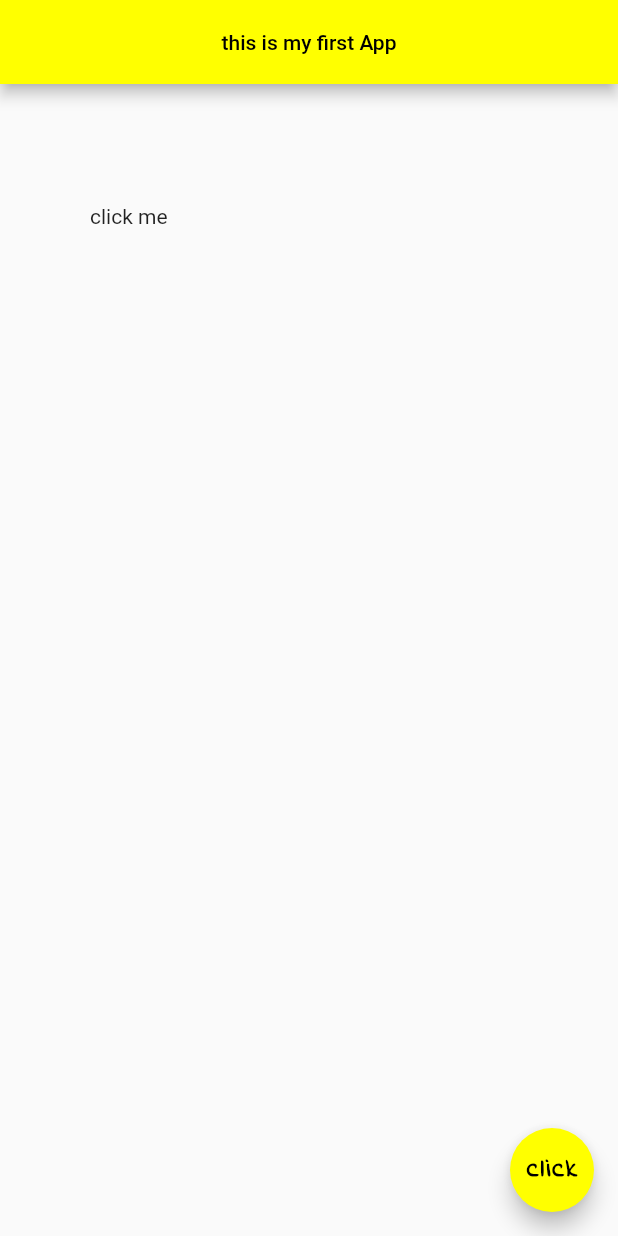
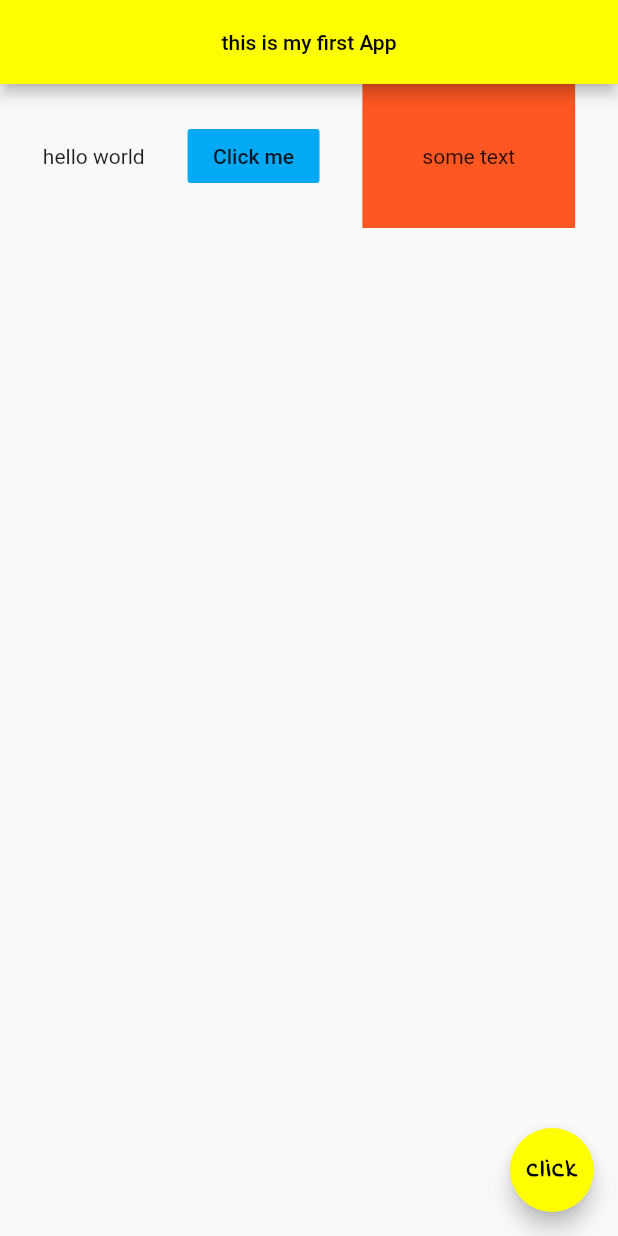
Before and after one commit to irakliB778/net-ninja, a Flutter app: the screen it shows after launch, on a phone screen of 412 x 824 dp. Run offline on Flutter 3.47's test engine with Material 2 defaults, Android fonts, the phone set to English and light mode, and no system bars.

Commit message:
create row, use mainaxisalignment

```diff
--- a/lib/main.dart
+++ b/lib/main.dart
@@ -20,13 +20,22 @@ class Home extends StatelessWidget {
           centerTitle: true,
           backgroundColor: Colors.yellowAccent,
         ),
-      body:Padding(
-
-        padding: EdgeInsets.only(left: 60.0, top: 80.0, right: 60.0,bottom: 60.0),
-        child: Text('click me'),
-
-
-    ),
+      body:Row(
+        mainAxisAlignment: MainAxisAlignment.spaceEvenly,
+        crossAxisAlignment: CrossAxisAlignment.center,
+        children: [
+          Text('hello world'),
+          FlatButton(onPressed: () {},
+            child: Text('Click me'),
+            color: Colors.lightBlue,
+          ),
+          Container(
+            child: Text('some text'),
+            color: Colors.deepOrange,
+            padding: EdgeInsets.all(40.0),
+          )
+        ],
+      ),
 
     floatingActionButton: FloatingActionButton(
       child:Text(
```
